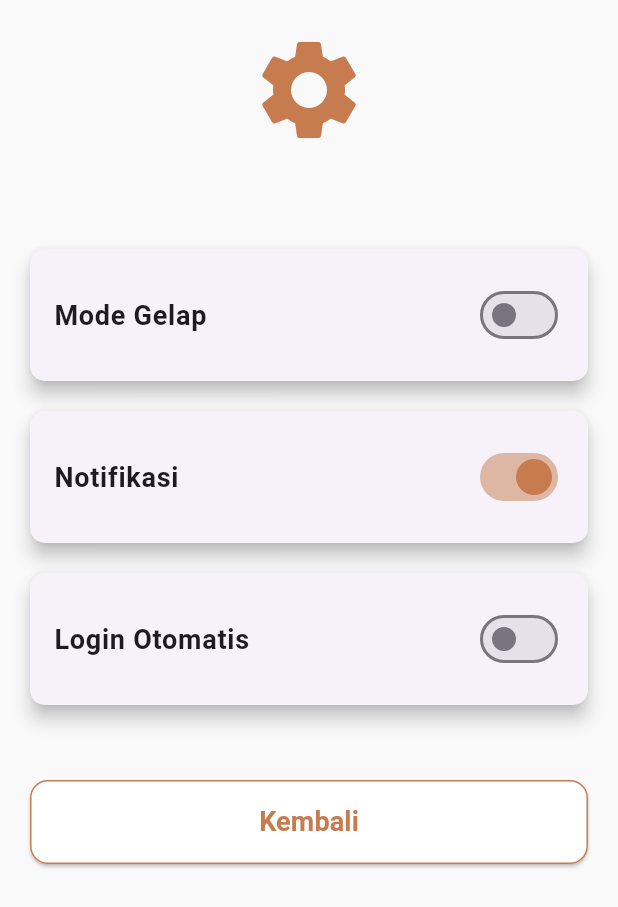
After one commit to RaidFortallz/UAS_Mobile2, a Flutter app: the HomeFragment screen opened directly, after a tap on the "menu" icon, after a tap on "Settings", on a phone screen of 412 x 824 dp. The commit adds this screen. Shown: the top 907 px of the screen. Run offline on Flutter 3.47's test engine with Material 3 defaults, Android fonts, the phone set to English and light mode, and no system bars; our stand-ins replace carousel_slider, cloud_firestore, firebase_auth, firebase_core, flutter_bounceable, gap and 1 more; accounts and stored records are empty.

Commit message:
Update UI Sidebar

```diff
--- /dev/null
+++ b/lib/Frontend/Hal_Dashboard/settings.dart
@@ -0,0 +1,145 @@
+import 'package:flutter/material.dart';
+import 'package:uas_mobile2/Warna_Tema/warna_tema.dart';
+
+class SettingsPage extends StatefulWidget {
+  const SettingsPage({super.key});
+
+  @override
+  State<SettingsPage> createState() => _SettingsPageState();
+}
+
+class _SettingsPageState extends State<SettingsPage> {
+  bool isDarkMode = false;
+  bool isNotificationsEnabled = true;
+  bool isAutoLoginEnabled = false;
+
+  @override
+  Widget build(BuildContext context) {
+    return Scaffold(
+      body: SafeArea(
+        child: ListView(
+          padding: const EdgeInsets.symmetric(horizontal: 20, vertical: 20),
+          children: [
+            // Header
+            const Center(
+              child: Column(
+                children: [
+                  Icon(
+                    Icons.settings,
+                    size: 80,
+                    color: warnaKopi3,
+                  ),
+                  SizedBox(height: 16),
+                ],
+              ),
+            ),
+            const SizedBox(height: 40),
+
+            // Dark Mode Switch
+            Card(
+              elevation: 5,
+              margin: const EdgeInsets.symmetric(vertical: 10),
+              shape: RoundedRectangleBorder(
+                borderRadius: BorderRadius.circular(10),
+              ),
+              child: ListTile(
+                contentPadding: const EdgeInsets.all(16),
+                title: const Text(
+                  'Mode Gelap',
+                  style: TextStyle(fontSize: 18, fontWeight: FontWeight.w600),
+                ),
+                trailing: Switch(
+                  value: isDarkMode,
+                  onChanged: (value) {
+                    setState(() {
+                      isDarkMode = value;
+                    });
+                  },
+                  activeColor: warnaKopi3,
+                ),
+              ),
+            ),
+
+            // Notification Settings
+            Card(
+              elevation: 5,
+              margin: const EdgeInsets.symmetric(vertical: 10),
+              shape: RoundedRectangleBorder(
+                borderRadius: BorderRadius.circular(10),
+              ),
+              child: ListTile(
+                contentPadding: const EdgeInsets.all(16),
+                title: const Text(
+                  'Notifikasi',
+                  style: TextStyle(fontSize: 18, fontWeight: FontWeight.w600),
+                ),
+                trailing: Switch(
+                  value: isNotificationsEnabled,
+                  onChanged: (value) {
+                    setState(() {
+                      isNotificationsEnabled = value;
+                    });
+                  },
+                  activeColor: warnaKopi3,
+                ),
+              ),
+            ),
+
+            // Auto-login Setting
+            Card(
+              elevation: 5,
+              margin: const EdgeInsets.symmetric(vertical: 10),
+              shape: RoundedRectangleBorder(
+                borderRadius: BorderRadius.circular(10),
+              ),
+              child: ListTile(
+                contentPadding: const EdgeInsets.all(16),
+                title: const Text(
+                  'Login Otomatis',
+                  style: TextStyle(fontSize: 18, fontWeight: FontWeight.w600),
+                ),
+                trailing: Switch(
+                  value: isAutoLoginEnabled,
+                  onChanged: (value) {
+                    setState(() {
+                      isAutoLoginEnabled = value;
+                    });
+                  },
+                  activeColor: warnaKopi3,
+                ),
+              ),
+            ),
+
+            const SizedBox(height: 40),
+
+            // Tombol Kembali
+            ElevatedButton(
+              onPressed: () {
+                Navigator.pop(context);
+              },
+              style: ElevatedButton.styleFrom(
+                backgroundColor: Colors.white,
+                shape: RoundedRectangleBorder(
+                  borderRadius: BorderRadius.circular(12),
+                  side: const BorderSide(color: warnaKopi3),
+                ),
+                padding: const EdgeInsets.symmetric(
+                  horizontal: 80,
+                  vertical: 15,
+                ),
+              ),
+              child: const Text(
+                'Kembali',
+                style: TextStyle(
+                  fontSize: 18,
+                  fontWeight: FontWeight.bold,
+                  color: warnaKopi3,
+                ),
+              ),
+            ),
+          ],
+        ),
+      ),
+    );
+  }
+}
--- a/lib/Frontend/Hal_Dashboard/sidebar.dart
+++ b/lib/Frontend/Hal_Dashboard/sidebar.dart
@@ -73,6 +73,20 @@ class _SidebarPageState extends State<SidebarPage> {
             ),
           ),
           ListTile(
+            leading: const Icon(Icons.account_balance_wallet),
+            title: const Text('Saldo'),
+            onTap: () {
+              Navigator.pushNamed(context, '/saldo');
+            },
+          ),
+          ListTile(
+            leading: const Icon(Icons.settings),
+            title: const Text('Settings'),
+            onTap: () {
+              Navigator.pushNamed(context, '/settings');
+            },
+          ),
+          ListTile(
             leading: const Icon(Icons.logout),
             title: const Text('Logout'),
             onTap: () async {
--- a/lib/Frontend/Hal_Login&Register/login.dart
+++ b/lib/Frontend/Hal_Login&Register/login.dart
@@ -21,9 +21,11 @@ class _LoginState extends State<Login> {
     final password = _passwordController.text.trim();
 
     if (email.isEmpty || password.isEmpty) {
+      if (mounted) {
         ScaffoldMessenger.of(context).showSnackBar(
           const SnackBar(content: Text("Email dan password harus diisi!")),
         );
+      }
       return;
     }
 
@@ -33,6 +35,7 @@ class _LoginState extends State<Login> {
         password: password,
       );
 
+      if (mounted) {
         ScaffoldMessenger.of(context).showSnackBar(
           const SnackBar(content: Text("Berhasil login!")),
         );
@@ -41,10 +44,13 @@ class _LoginState extends State<Login> {
           context,
           '/dashboard', // Redirect ke halaman dashboard
         );
+      }
     } catch (e) {
+      if (mounted) {
         ScaffoldMessenger.of(context).showSnackBar(
           SnackBar(content: Text("Gagal login: $e")),
         );
+      }
     }
   }
 
--- a/lib/main.dart
+++ b/lib/main.dart
@@ -4,6 +4,8 @@ import 'package:provider/provider.dart';
 import 'package:uas_mobile2/Backend/firebase_auth.dart';
 import 'package:uas_mobile2/Frontend/Hal_Dashboard/dashboard.dart';
 import 'package:uas_mobile2/Frontend/Hal_Dashboard/detail_coffee.dart';
+import 'package:uas_mobile2/Frontend/Hal_Dashboard/saldo.dart';
+import 'package:uas_mobile2/Frontend/Hal_Dashboard/settings.dart';
 import 'package:uas_mobile2/Frontend/Hal_Login&Register/login.dart';
 import 'package:uas_mobile2/Frontend/Hal_Login&Register/register.dart';
 import 'package:uas_mobile2/Frontend/Splashscreen/splashcreen.dart';
@@ -45,6 +47,8 @@ class _MyAppState extends State<MyApp> {
           '/dashboard': (context) => const DashboardPage(),
           '/register': (context) => const Register(),
           '/login': (context) => const Login(),
+          '/saldo': (context) => const SaldoPage(),
+          '/settings': (context) => const SettingsPage(),
           '/detail': (context) {
             Coffee coffee =
                 ModalRoute.of(context)!.settings.arguments as Coffee;
```
Also changed, not shown: lib/Frontend/Hal_Dashboard/saldo.dart (added, +171 -0 lines), lib/Frontend/Hal_Login&Register/register.dart (+24 -112 lines). Lines whose indentation alone changed are shown as unchanged.
